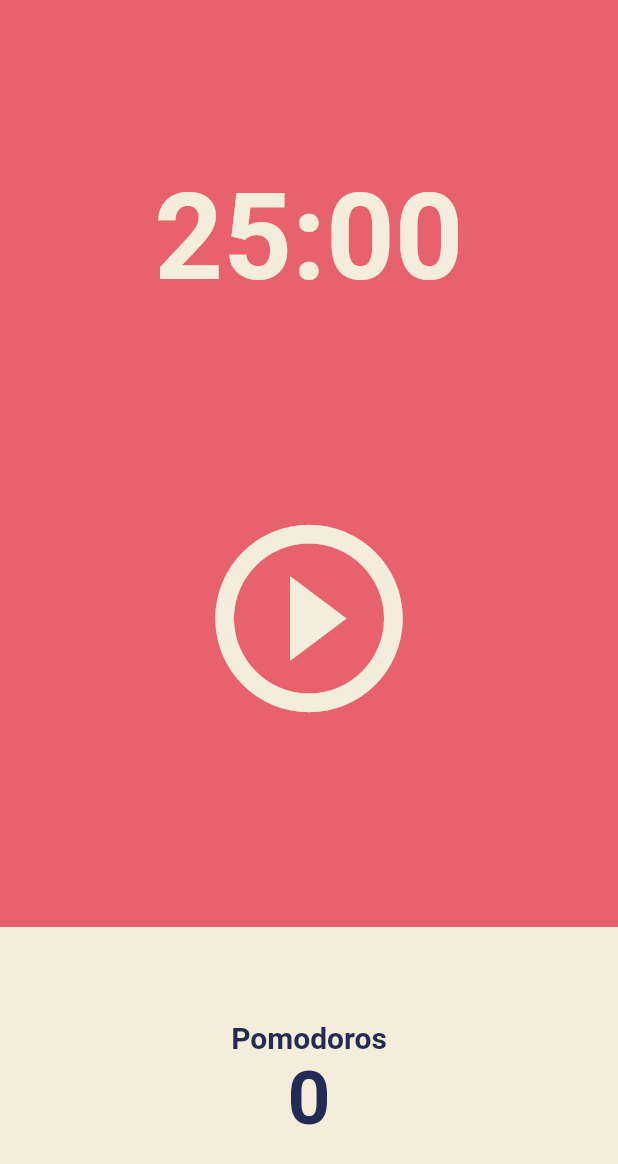
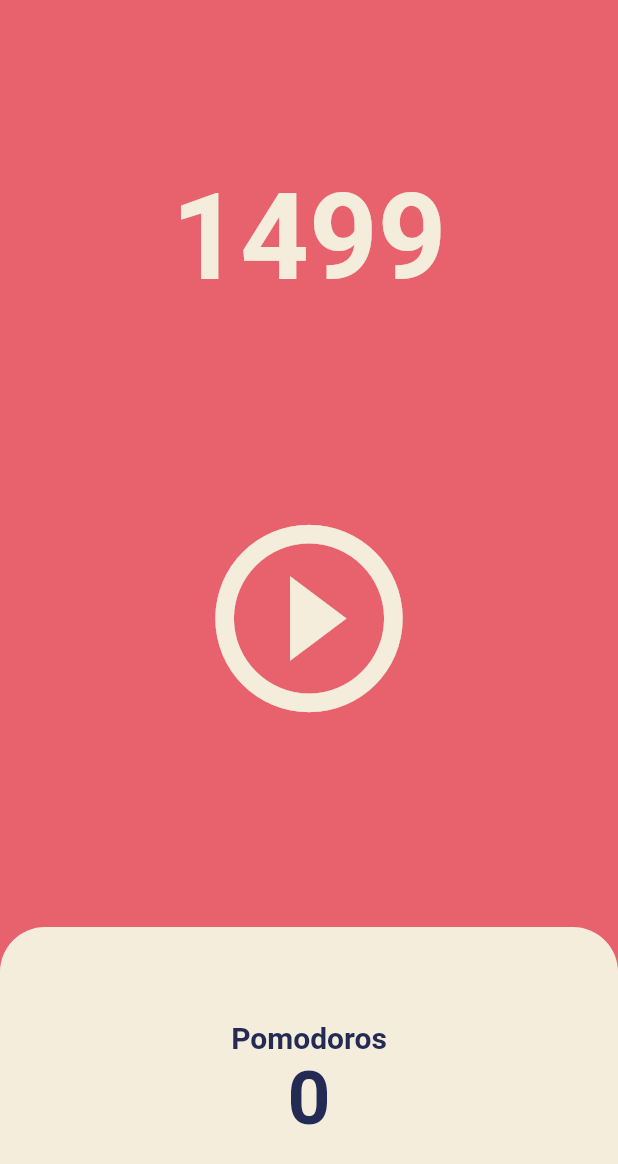
Before and after one commit to LeeMH/toonflix, a Flutter app: the screen it shows after launch, after a tap on the "play circle outline" icon, on a phone screen of 412 x 824 dp. Shown: the top 1164 px of the screen. Run offline on Flutter 3.47's test engine with Material 2 defaults, Android fonts, the phone set to English and light mode, and no system bars.

Commit message:
타이머 및 하단 container 모서리 둥그렇게 처리

```diff
--- a/pomodoro/lib/screens/home_screen.dart
+++ b/pomodoro/lib/screens/home_screen.dart
@@ -1,3 +1,5 @@
+import 'dart:async';
+
 import 'package:flutter/material.dart';
 
 class HomeScreen extends StatefulWidget {
@@ -8,6 +10,19 @@ class HomeScreen extends StatefulWidget {
 }
 
 class _HomeScreenState extends State<HomeScreen> {
+  int totalSecond = 1500;
+  late Timer timer;
+
+  void onTick(Timer timer) {
+    setState(() {
+      totalSecond--;
+    });
+  }
+
+  void onStartPressed() {
+    timer = Timer.periodic(const Duration(seconds: 1), onTick);
+  }
+
   @override
   Widget build(BuildContext context) {
     return Scaffold(
@@ -19,7 +34,7 @@ class _HomeScreenState extends State<HomeScreen> {
             child: Container(
               alignment: Alignment.bottomCenter,
               child: Text(
-                '25:00',
+                '$totalSecond',
                 style: TextStyle(
                   color: Theme.of(context).cardColor,
                   fontSize: 80,
@@ -32,7 +47,7 @@ class _HomeScreenState extends State<HomeScreen> {
             flex: 2,
             child: Center(
               child: IconButton(
-                onPressed: () {},
+                onPressed: onStartPressed,
                 icon: const Icon(Icons.play_circle_outline_outlined),
                 iconSize: 150,
                 color: Theme.of(context).cardColor,
@@ -47,6 +62,10 @@ class _HomeScreenState extends State<HomeScreen> {
                   child: Container(
                     decoration: BoxDecoration(
                       color: Theme.of(context).cardColor,
+                      borderRadius: const BorderRadius.only(
+                        topLeft: Radius.circular(30),
+                        topRight: Radius.circular(30),
+                      ),
                     ),
                     child: Column(
                       mainAxisAlignment: MainAxisAlignment.center,
```
